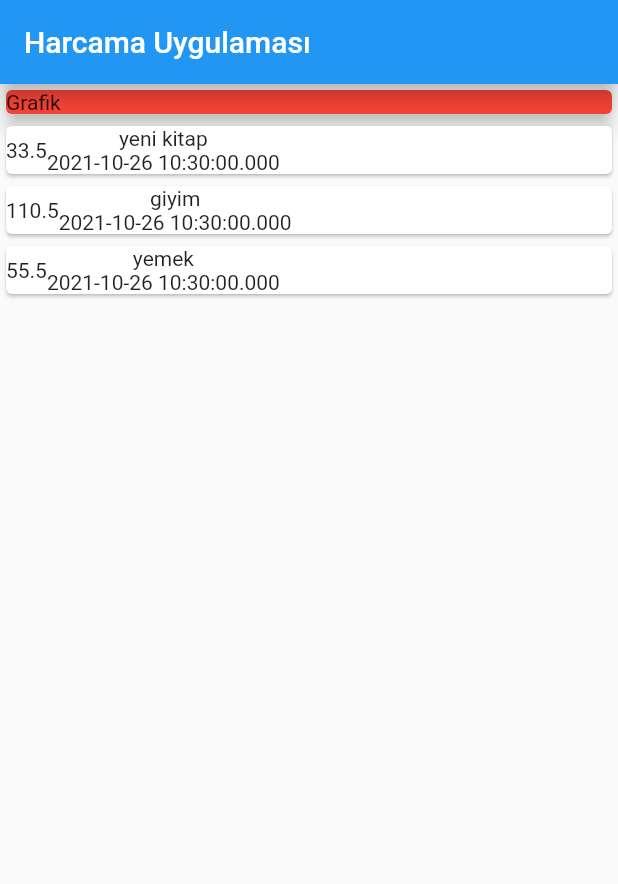
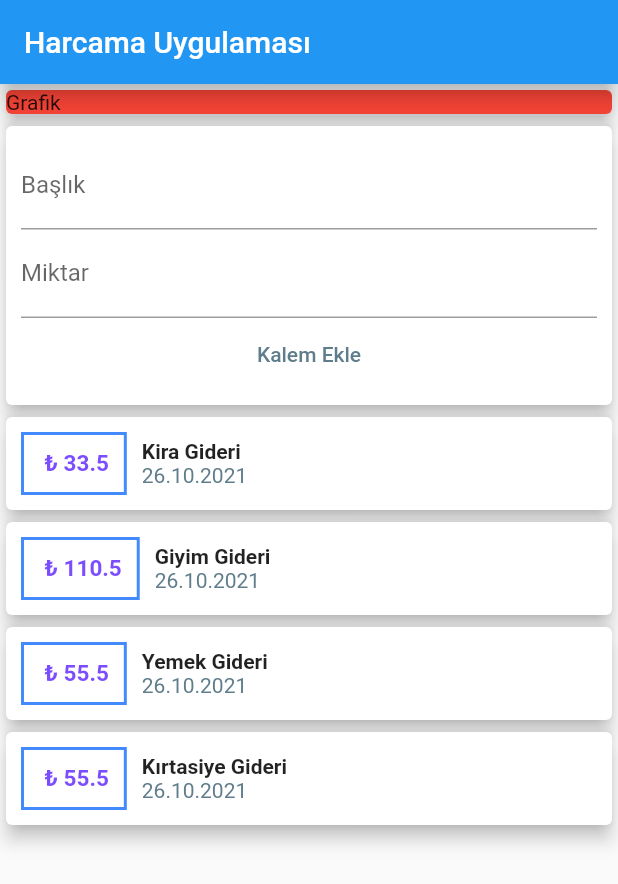
Before and after one commit to emreors/harcama_gelir_gider, a Flutter app: the screen it shows after launch, on a phone screen of 412 x 824 dp. Shown: the top 884 px of the screen. Run offline on Flutter 3.47's test engine with Material 2 defaults, Android fonts, the phone set to English and light mode, and no system bars.

Commit message:
Genel güncelleme

```diff
--- a/lib/main.dart
+++ b/lib/main.dart
@@ -1,6 +1,9 @@
+import 'dart:ui';
+
 import 'package:flutter/material.dart';
 import 'package:harcama_gelir_gider/kalem.dart';
 import './kalem.dart';
+import 'package:intl/intl.dart';
 
 void main() {
   runApp(const MyApp());
@@ -22,19 +25,25 @@
   final List<Kalem> kalemler = [
     Kalem(
       id: 'k1',
-      baslik: 'yeni kitap',
+      baslik: 'Kira Gideri',
       miktar: 33.5,
       tarih: DateTime.now(),
     ),
     Kalem(
       id: 'k2',
-      baslik: 'giyim',
+      baslik: 'Giyim Gideri',
       miktar: 110.5,
       tarih: DateTime.now(),
     ),
     Kalem(
       id: 'k3',
-      baslik: 'yemek',
+      baslik: 'Yemek Gideri',
+      miktar: 55.5,
+      tarih: DateTime.now(),
+    ),
+    Kalem(
+      id: 'k4',
+      baslik: 'Kırtasiye Gideri',
       miktar: 55.5,
       tarih: DateTime.now(),
     ),
@@ -45,10 +54,10 @@
     return Scaffold(
       appBar: AppBar(elevation: 5, title: const Text('Harcama Uygulaması')),
       body: Column(
-          mainAxisAlignment: MainAxisAlignment.start,
+          //mainAxisAlignment: MainAxisAlignment.start,
           crossAxisAlignment: CrossAxisAlignment.center,
           children: [
-            const SizedBox(
+            Container(
               width: double.infinity,
               child: Card(
                 color: Colors.red,
@@ -56,23 +65,74 @@
                 elevation: 5,
               ),
             ),
+            Card(
+              elevation: 5,
+              child: Container(
+                padding: EdgeInsets.all(10),
+                child: Column(
+                  children: [
+                    TextField(
+                      decoration: InputDecoration(labelText: 'Başlık'),
+                    ),
+                    TextField(
+                      decoration: InputDecoration(labelText: 'Miktar'),
+                    ),
+                    TextButton(
+                      style: TextButton.styleFrom(
+                        padding: const EdgeInsets.all(1),
+                        primary: Colors.blueGrey,
+                      ),
+                      onPressed: () {},
+                      child: const Text('Kalem Ekle'),
+                    )
+                  ],
+                ),
+              ),
+            ),
 
             //Kalemleri göstermek
             Column(
               children: kalemler.map((klm) {
                 return Card(
+                  elevation: 5,
                   child: Row(
                     children: [
                       Container(
+                        margin: const EdgeInsets.symmetric(
+                          vertical: 10,
+                          horizontal: 10,
+                        ),
+                        decoration: BoxDecoration(
+                          border: Border.all(
+                            color: Colors.blueAccent,
+                            width: 2,
+                          ),
+                        ),
+                        padding: EdgeInsets.all(10),
                         child: Text(
-                          klm.miktar.toString(),
+                          ' ₺ ' + klm.miktar.toString(),
+                          style: const TextStyle(
+                            fontWeight: FontWeight.bold,
+                            fontSize: 15,
+                            color: Colors.deepPurpleAccent,
+                          ),
                         ),
                       ),
                       Column(
+                        crossAxisAlignment: CrossAxisAlignment.start,
                         children: [
-                          Text(klm.baslik),
                           Text(
-                            klm.tarih.toString(),
+                            klm.baslik,
+                            style: const TextStyle(
+                              fontSize: 14,
+                              fontWeight: FontWeight.bold,
+                            ),
+                          ),
+                          Text(
+                            DateFormat('dd.MM.yyyy').format(klm.tarih),
+                            style: const TextStyle(
+                              color: Colors.blueGrey,
+                            ),
                           ),
                         ],
                       ),
--- a/pubspec.yaml
+++ b/pubspec.yaml
@@ -3,7 +3,7 @@ description: A new Flutter project.
 
 # The following line prevents the package from being accidentally published to
 # pub.dev using `flutter pub publish`. This is preferred for private packages.
-publish_to: 'none' # Remove this line if you wish to publish to pub.dev
+publish_to: "none" # Remove this line if you wish to publish to pub.dev
 
 # The following defines the version and build number for your application.
 # A version number is three numbers separated by dots, like 1.2.43
@@ -30,10 +30,10 @@ dependencies:
   flutter:
     sdk: flutter
 
-
   # The following adds the Cupertino Icons font to your application.
   # Use with the CupertinoIcons class for iOS style icons.
   cupertino_icons: ^1.0.2
+  intl: ^0.17.0
 
 dev_dependencies:
   flutter_test:
@@ -51,7 +51,6 @@ dev_dependencies:
 
 # The following section is specific to Flutter.
 flutter:
-
   # The following line ensures that the Material Icons font is
   # included with your application, so that you can use the icons in
   # the material Icons class.
```
Also changed, not shown: pubspec.lock.
